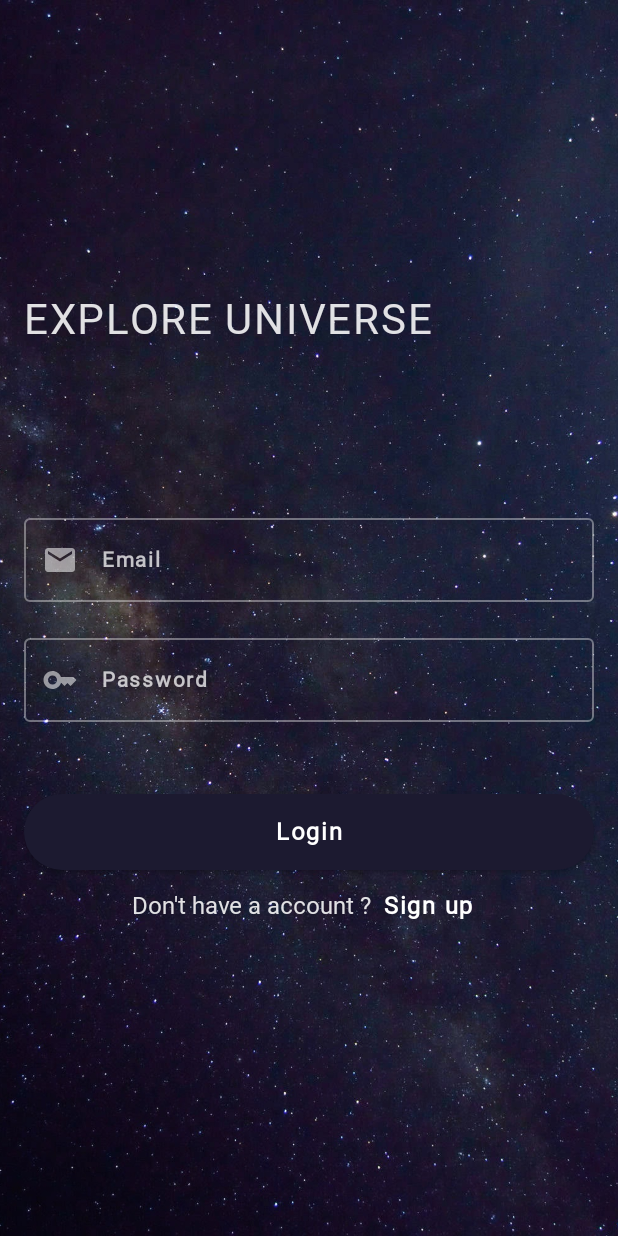
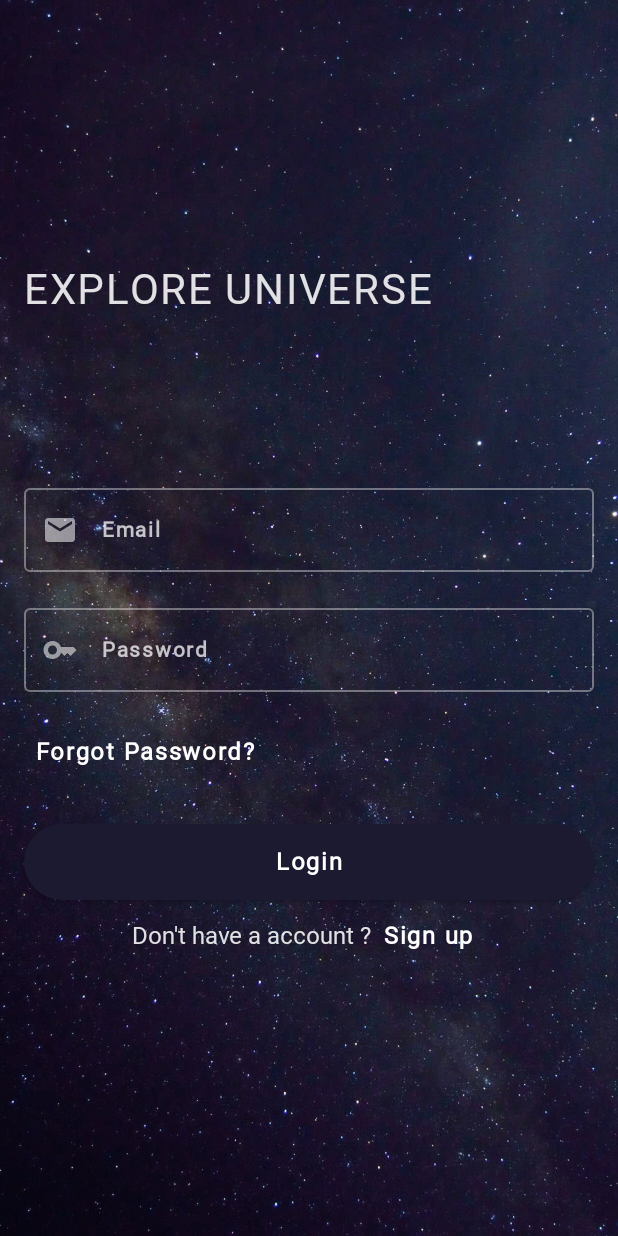
Before and after one commit to AhmetOcak/Explore-Universe, an Android app built with Jetpack Compose: the composable LoginScreen shown on its own in the app's theme, after a tap on "Login", on a phone screen of 412 x 824 dp. Run offline under Robolectric (Android 15) with nearby library versions, the phone set to English and light mode, and no system bars; our stand-ins replace Dagger/Hilt's generated code, accompanist; libraries missing offline, so code that uses them is left out: com.huawei.agconnect, com.huawei.hmf; Roboto replaces fonts that are not available here; 2 statements that could not run were skipped.

Commit message:
forgot password field added

```diff
--- a/app/src/main/java/com/spaceapp/presentation/login/LoginScreen.kt
+++ b/app/src/main/java/com/spaceapp/presentation/login/LoginScreen.kt
@@ -107,10 +107,14 @@ private fun LoginSection(
                     modifier = modifier,
                     viewModel = viewModel
                 )
+                ForgotPasswordSection(
+                    modifier = modifier,
+                    navController = navController
+                )
                 DefaultButton(
                     modifier = modifier
                         .fillMaxWidth()
-                        .padding(top = 32.dp),
+                        .padding(top = 24.dp),
                     onClick = {
                         viewModel.login(
                             login = Login(
@@ -185,6 +189,27 @@ private fun EmailPasswordSection(
 }
 
 @Composable
+private fun ForgotPasswordSection(modifier: Modifier, navController: NavController) {
+    Row(
+        modifier = modifier
+            .fillMaxWidth(),
+        horizontalArrangement = Arrangement.Start,
+    ) {
+        TextButton(
+            onClick = {
+                navController.navigate(NavScreen.ForgotPasswordScreen.route)
+            }
+        ) {
+            Text(
+                text = constants.forgot_password,
+                color = MaterialTheme.colors.onPrimary,
+                style = MaterialTheme.typography.h4
+            )
+        }
+    }
+}
+
+@Composable
 private fun SignUpSection(
     modifier: Modifier,
     navController: NavController,
```
